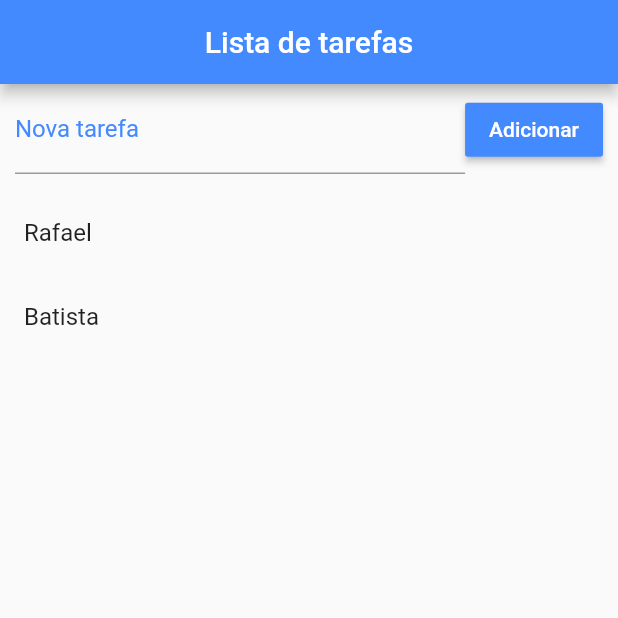
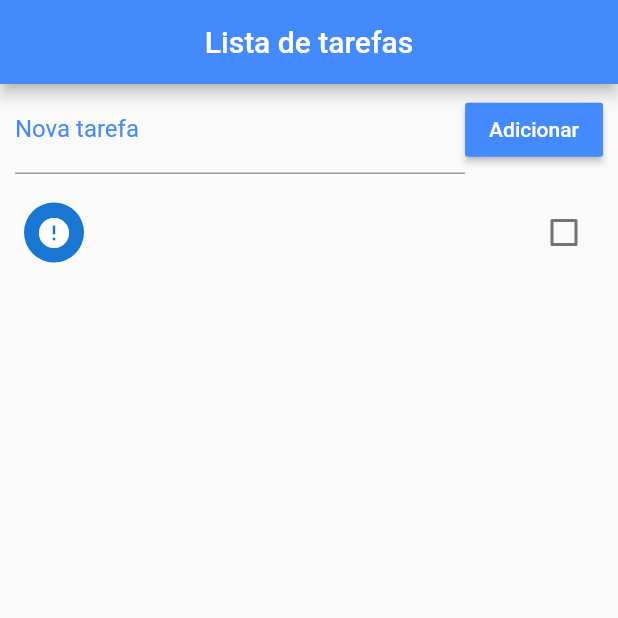
Before and after one commit to rafaelbatistaroque/aula_flutter_task_list, a Flutter app: the screen it shows after launch, after a tap on "Adicionar", on a phone screen of 412 x 824 dp, the top half of it. Run offline on Flutter 3.47's test engine with Material 2 defaults, Android fonts, the phone set to English and light mode, and no system bars.

Commit message:
Refactoring code

```diff
--- a/lib/pages/home.dart
+++ b/lib/pages/home.dart
@@ -1,11 +1,15 @@
-import 'dart:convert';
-import 'dart:io';
 import 'package:flutter/material.dart';
-import 'package:aula_flutter_task_list/utils/layout.builders.dart';
+import 'package:aula_flutter_task_list/domain/task.dart';
 
-class Home extends StatelessWidget {
-  List _toDoList = ["Rafael","Batista"];
+final toDoCrtl = TextEditingController();
+Task taskClass = Task();
 
+class Home extends StatefulWidget {
+  @override
+  _HomeState createState() => _HomeState();
+}
+
+class _HomeState extends State<Home> {
   @override
   Widget build(BuildContext context) {
     return Scaffold(
@@ -14,10 +18,85 @@ class Home extends StatelessWidget {
     );
   }
 
-  List get getList{
-    return _toDoList;
+  void _addTask() {
+    setState(() {
+      Task task = Task();
+      Map<String, dynamic> newTask = Map();
+
+      newTask["title"] = toDoCrtl.text;
+      print(toDoCrtl.text);
+      toDoCrtl.text = "";
+      newTask["completed"] = false;
+      taskClass.setList(newTask);
+    });
   }
-  set setList(String value){
-    _toDoList.add(value);
+
+//Builder of AppBar
+  Widget buildAppBar() {
+    return AppBar(
+      title: Text("Lista de tarefas"),
+      backgroundColor: Colors.blueAccent,
+      centerTitle: true,
+    );
+  }
+
+//Builder of Body
+  Widget buildBody() {
+    return Column(
+      children: <Widget>[
+        Container(
+          padding: EdgeInsets.fromLTRB(10, 1, 10, 1),
+          child: buildInputTask(),
+        ),
+        Container(
+          child: buildListTask(),
+        )
+      ],
+    );
+  }
+
+//Builder of InputBox and button Add of tasks
+  Widget buildInputTask() {
+    return Row(
+      children: <Widget>[
+        Expanded(
+          child: TextField(
+          controller: toDoCrtl,
+          decoration: InputDecoration(
+              labelText: "Nova tarefa",
+              labelStyle: TextStyle(color: Colors.blueAccent)),
+        )),
+        RaisedButton(
+          color: Colors.blueAccent,
+          child: Text("Adicionar"),
+          textColor: Colors.white,
+          onPressed: _addTask,
+        )
+      ],
+    );
+  }
+
+//Builder of task list added
+  Widget buildListTask() {
+    return Expanded(
+      child: ListView.builder(
+          padding: EdgeInsets.only(top: 10),
+          itemCount: taskClass.getList.length,
+          itemBuilder: (context, index) {
+            return CheckboxListTile(
+              title: Text(taskClass.getList[index]["title"]),
+              value: taskClass.getList[index]["completed"],
+              secondary: CircleAvatar(
+                  child: Icon(taskClass.getList[index]["completed"]
+                      ? Icons.check_circle
+                      : Icons.error)),
+              onChanged: (bool check) {
+                setState(() {
+                  taskClass.checkList(index, check);
+                });
+              },
+            );
+          }),
+    );
   }
 }
```
